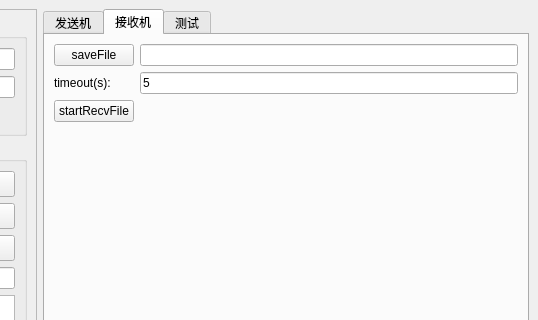
The window that mainwindow.ui (kdurant/laserCom) describes before a commit, drawn with Qt 5; both pictures show x 264 to 802 and y 0 to 320 of the 802 by 529 pixel window.
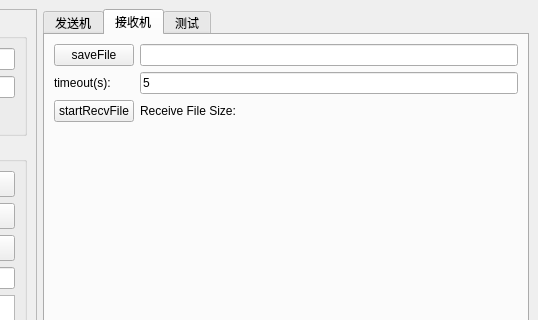
The same window after the commit. The open tabs and pages were chosen to show the change.

Commit message: feat: add the size of received file

Diff of the .ui file:
```diff
--- a/mainwindow.ui
+++ b/mainwindow.ui
@@ -337,6 +337,13 @@
           </property>
          </widget>
         </item>
+        <item row="2" column="1">
+         <widget class="QLabel" name="label_recvFileSize">
+          <property name="text">
+           <string>Receive File Size:</string>
+          </property>
+         </widget>
+        </item>
        </layout>
       </widget>
       <widget class="QWidget" name="test">
```
Left out of the diff: 4 changed lines with no effect on the pictures. The commit also changes 2 other files.
